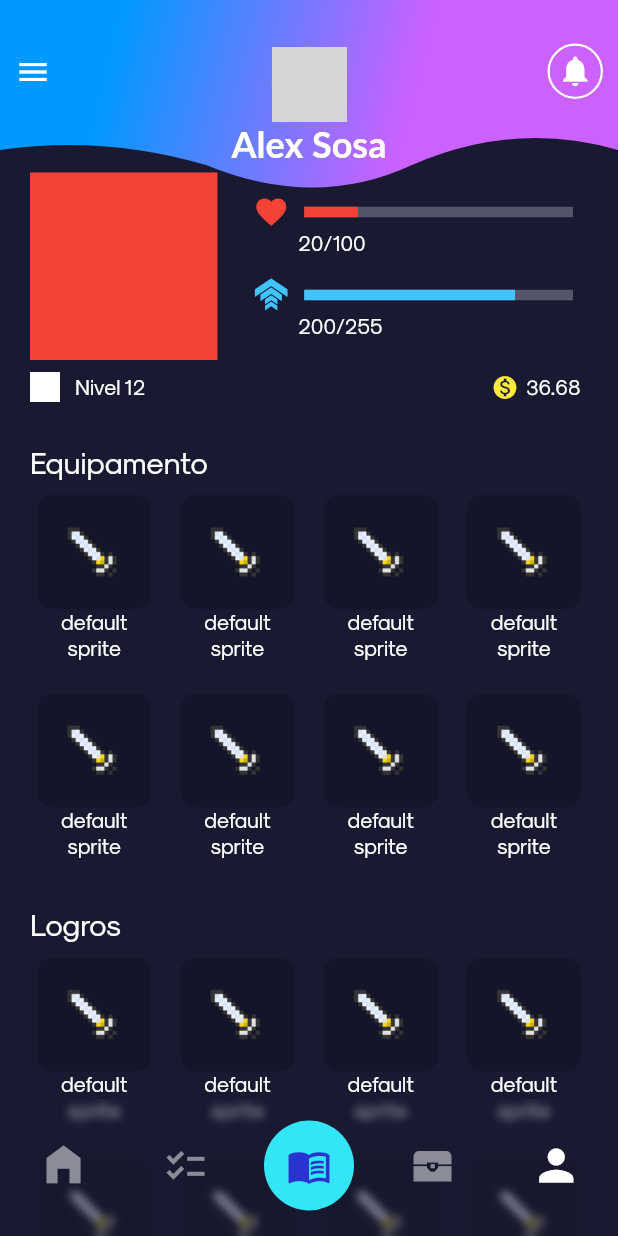
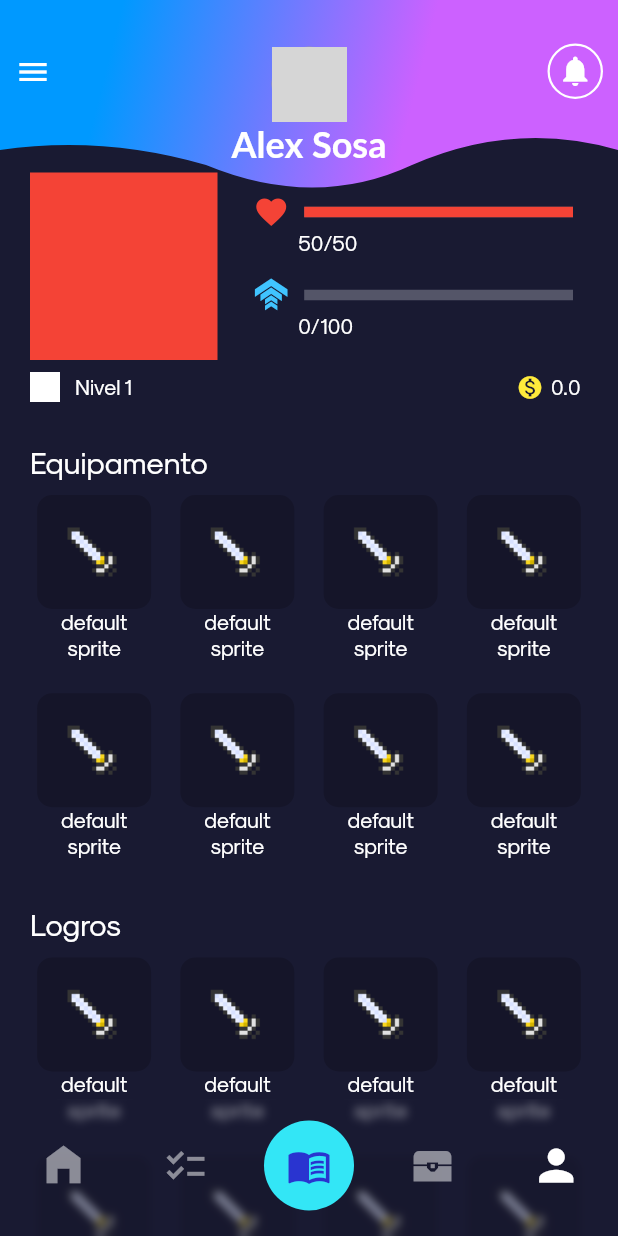
Before and after one commit to alexsosat/Bible_Quest, a Flutter app: the screen it shows after launch, item 5 of the bottom bar chosen, on a phone screen of 412 x 824 dp. Run offline on Flutter 3.47's test engine with Material 2 defaults, Android fonts, the phone set to English and light mode, and no system bars; drawn by our look-alikes of percent_indicator; our stand-ins replace get, get_storage; network calls fail; Roboto replaces fonts that are missing (Lato); grey boxes are pictures that could not be loaded.

Commit message:
improve userStat update method in views

```diff
--- a/bible_quest/lib/models/user/stats/complex_stat.dart
+++ b/bible_quest/lib/models/user/stats/complex_stat.dart
@@ -4,8 +4,8 @@
     required this.total,
   });
 
-  double current;
-  double total;
+  int current;
+  int total;
 
   factory ComplexStat.fromJson(Map<String, dynamic> json) => ComplexStat(
         current: json["current"],
--- a/bible_quest/lib/models/user/stats/stats.dart
+++ b/bible_quest/lib/models/user/stats/stats.dart
@@ -41,8 +41,8 @@
         "level": 1,
         "streak": 0,
         "currency": 0.0,
-        "health": {"current": 50.0, "total": 50.0},
-        "experience": {"current": 0.0, "total": 100.0}
+        "health": {"current": 50, "total": 50},
+        "experience": {"current": 0, "total": 100}
       };
 
   factory UserStats.instance() => UserStats.fromJson(initalStats());
--- a/bible_quest/lib/pages/mains/home/widgets/user_stats.dart
+++ b/bible_quest/lib/pages/mains/home/widgets/user_stats.dart
@@ -11,7 +11,7 @@
   Widget build(BuildContext context) {
     return Container(
       margin: EdgeInsets.fromLTRB(20, 35, 20, 15),
-      child: GetX<UserStatsController>(
+      child: GetBuilder<UserStatsController>(
           init: UserStatsController(),
           builder: (controller) {
             if (controller.isLoading.value)
--- a/bible_quest/lib/pages/mains/user/user.dart
+++ b/bible_quest/lib/pages/mains/user/user.dart
@@ -3,7 +3,7 @@
 
 import 'widgets/section/sprite_card.dart';
 import 'widgets/section/user_section.dart';
-import 'widgets/stats/user_stats.dart';
+import 'widgets/stats/stat_section.dart';
 
 class UserPage extends StatelessWidget {
   const UserPage({Key? key}) : super(key: key);
@@ -12,7 +12,7 @@
   Widget build(BuildContext context) {
     return TabPage(
       children: <Widget>[
-        UserStats(),
+        UserStatSection(),
         UserSection(
           headerTitle: "Equipamento",
           children: <SpriteCard>[
--- /dev/null
+++ b/bible_quest/lib/pages/mains/user/widgets/stats/stat_section.dart
@@ -0,0 +1,35 @@
+import 'package:flutter/material.dart';
+
+import 'user_character.dart';
+import 'user_currency.dart';
+import 'user_stats.dart';
+
+class UserStatSection extends StatelessWidget {
+  UserStatSection({Key? key}) : super(key: key);
+
+  final double _size = 125;
+
+  @override
+  Widget build(BuildContext context) {
+    return Container(
+      margin: EdgeInsets.only(bottom: 20),
+      padding: EdgeInsets.symmetric(horizontal: 20),
+      child: Column(
+        children: [
+          Row(
+            mainAxisSize: MainAxisSize.max,
+            mainAxisAlignment: MainAxisAlignment.spaceBetween,
+            children: <Widget>[
+              UserCharacter(size: _size),
+              UserStats(size: _size),
+            ],
+          ),
+          Padding(
+            padding: const EdgeInsets.symmetric(vertical: 8.0),
+            child: UserCurrencies(),
+          ),
+        ],
+      ),
+    );
+  }
+}
--- /dev/null
+++ b/bible_quest/lib/pages/mains/user/widgets/stats/user_character.dart
@@ -0,0 +1,18 @@
+import 'package:flutter/material.dart';
+
+class UserCharacter extends StatelessWidget {
+  final double size;
+  const UserCharacter({Key? key, required this.size}) : super(key: key);
+
+  @override
+  Widget build(BuildContext context) {
+    return Flexible(
+      flex: 4,
+      child: Container(
+        color: Colors.red,
+        height: size,
+        width: size,
+      ),
+    );
+  }
+}
--- /dev/null
+++ b/bible_quest/lib/pages/mains/user/widgets/stats/user_currency.dart
@@ -0,0 +1,32 @@
+import 'package:bible_quest/bloc/user/stats.dart';
+import 'package:flutter/material.dart';
+import 'package:get/get.dart';
+
+class UserCurrencies extends StatelessWidget {
+  const UserCurrencies({Key? key}) : super(key: key);
+
+  @override
+  Widget build(BuildContext context) {
+    return GetBuilder<UserStatsController>(
+        init: UserStatsController(),
+        builder: (controller) {
+          return Row(
+            children: <Widget>[
+              Container(
+                width: 20,
+                height: 20,
+                margin: EdgeInsets.only(right: 10),
+                color: Colors.white,
+              ),
+              Text("Nivel ${controller.content.value.level}"),
+              Expanded(child: SizedBox()),
+              Icon(Icons.monetization_on, color: Colors.yellow, size: 18),
+              Container(
+                margin: EdgeInsets.symmetric(horizontal: 5),
+                child: Text(controller.content.value.currency.toString()),
+              ),
+            ],
+          );
+        });
+  }
+}
```
Also changed, not shown: bible_quest/lib/bloc/user/stats.dart (+10 -0 lines), bible_quest/lib/pages/mains/home/home.dart (+0 -7 lines), bible_quest/lib/pages/mains/user/widgets/stats/user_stats.dart (+15 -50 lines).
